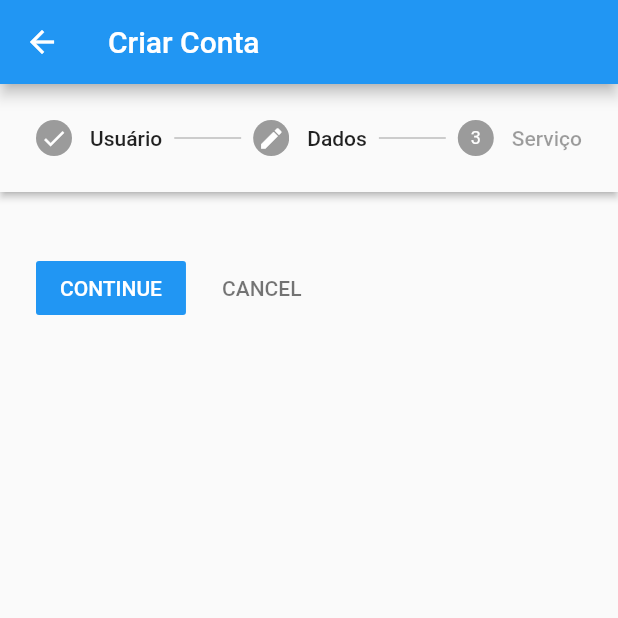
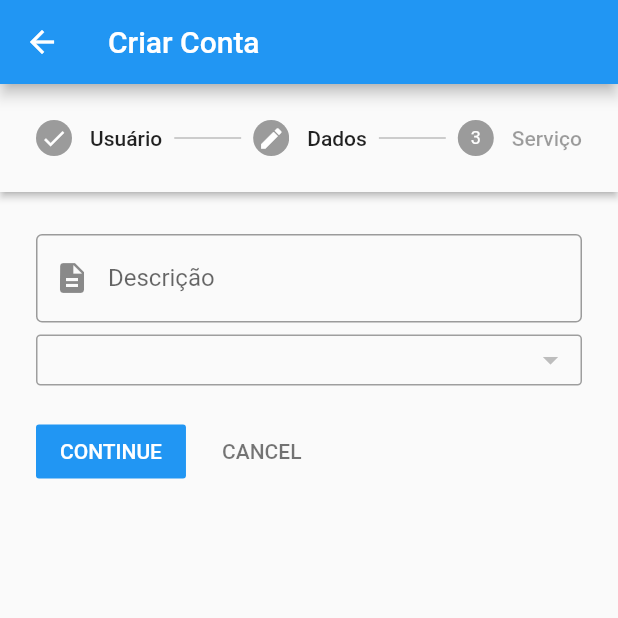
Before and after one commit to migueloli/app_amoc_ararangua, a Flutter app: the CreateAccountPage screen opened by its route, after a tap on "CONTINUE", on a phone screen of 412 x 824 dp, the top half of it. Run offline on Flutter 3.47's test engine with Material 2 defaults, Android fonts, the phone set to English and light mode, and no system bars; our stand-ins replace bloc, bottom_navy_bar, dartz, dio, easy_dynamic_theme, equatable and 3 more; missing offline and left inert: kayta; network calls fail.

Commit message:
feat: Update person page.

```diff
--- a/lib/features/presentation/create_account/pages/person_page.dart
+++ b/lib/features/presentation/create_account/pages/person_page.dart
@@ -1,4 +1,8 @@
+import '../widgets/dropdown_widget.dart';
 import 'package:flutter/material.dart';
+
+import '../../../../core/validators/validators.dart';
+import '../../create_account/widgets/text_field_widget.dart';
 
 class PersonPage extends StatelessWidget {
   final GlobalKey<FormState> _form = GlobalKey();
@@ -9,7 +13,36 @@ class PersonPage extends StatelessWidget {
       key: _form,
       child: Column(
         children: [
-
+          TextFieldWidget(
+            label: "Descrição",
+            icon: Icon(Icons.description),
+            inputType: TextInputType.multiline,
+            minLines: 3,
+            onSaved: (value) {},
+            textInputAction: TextInputAction.newline,
+            value: '',
+            validator: validateDescription,
+          ),
+          DropdownWidget<String>(
+            initialValue: '',
+            onChanged: (value) {},
+            items: [].map(
+              (e) => DropdownMenuItem<String>(
+                value: e.description,
+                child: Row(
+                  crossAxisAlignment: CrossAxisAlignment.center,
+                  mainAxisSize: MainAxisSize.min,
+                  children: <Widget>[
+                    Icon(Icons.category,),
+                    SizedBox(width: 12,),
+                    Text(
+                      e.description.toUpperCase(),
+                    ),
+                  ],
+                ),
+              )
+            ).toList(),
+          ),
         ],
       )
     );
--- /dev/null
+++ b/lib/features/presentation/create_account/widgets/dropdown_widget.dart
@@ -0,0 +1,38 @@
+import 'package:flutter/material.dart';
+
+class DropdownWidget<T> extends StatelessWidget {
+
+  final List<DropdownMenuItem<T>> items;
+  final T initialValue;
+  final ValueChanged<T?> onChanged;
+
+  const DropdownWidget({
+    Key? key,
+    required this.items,
+    required this.initialValue,
+    required this.onChanged,
+  }) : super(key: key);
+
+  @override
+  Widget build(BuildContext context) {
+    return Container(
+      decoration: BoxDecoration(
+        border: Border.all(
+          color: Colors.grey,
+        ),
+        borderRadius: BorderRadius.circular(3),
+      ),
+      padding: const EdgeInsets.symmetric(horizontal: 8, vertical: 4),
+      margin: const EdgeInsets.symmetric(
+        vertical: 4,
+      ),
+      child: DropdownButton<T>(
+        underline: Container(),
+        isExpanded: true,
+        items: items,
+        onChanged: onChanged,
+        value: initialValue,
+      ),
+    );
+  }
+}
```
